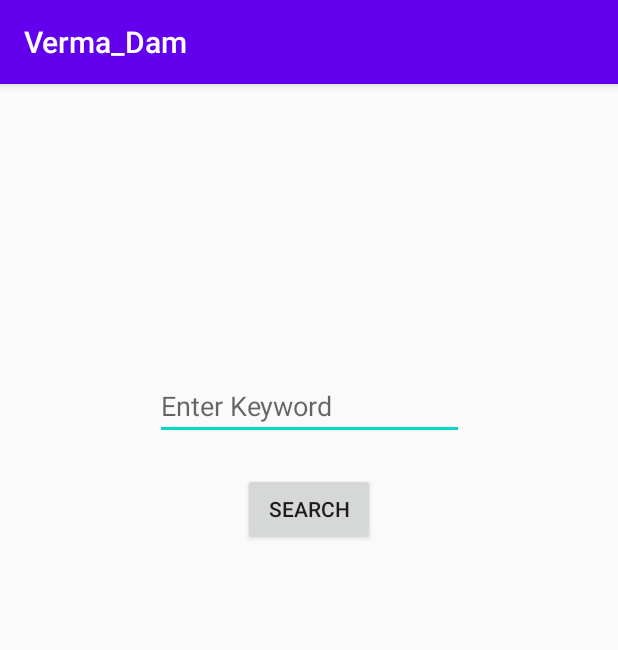
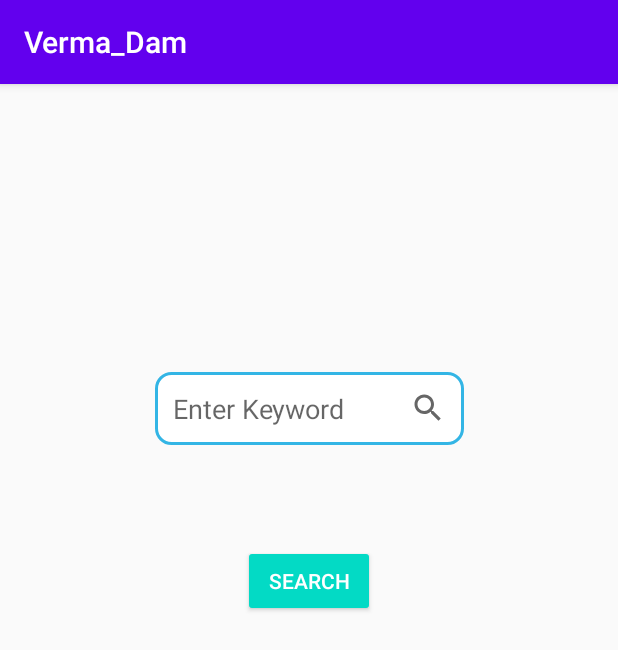
Before and after one commit to yogiduzit/comp3717-assignment1, an Android app: the screen it shows after launch (MainActivity), on a phone screen of 412 x 824 dp. Shown: the top 650 px of the screen. Run offline under Robolectric (Android 15) with nearby library versions, the phone set to English and light mode, and no system bars.

Commit message:
updated ui of main menu

```diff
--- a/app/src/main/java/com/example/verma_dam/MainActivity.java
+++ b/app/src/main/java/com/example/verma_dam/MainActivity.java
@@ -1,10 +1,15 @@
 package com.example.verma_dam;
 
 import androidx.appcompat.app.AppCompatActivity;
+import androidx.constraintlayout.widget.ConstraintLayout;
+import androidx.constraintlayout.widget.ConstraintSet;
+import androidx.constraintlayout.widget.Guideline;
 
 import android.content.Intent;
+import android.content.res.Configuration;
 import android.os.Bundle;
 import android.view.View;
+import android.widget.Button;
 import android.widget.EditText;
 
 public class MainActivity extends AppCompatActivity {
@@ -13,6 +18,22 @@ public class MainActivity extends AppCompatActivity {
     protected void onCreate(Bundle savedInstanceState) {
         super.onCreate(savedInstanceState);
         setContentView(R.layout.activity_main);
+        int orient = getResources().getConfiguration().orientation;
+
+        ConstraintLayout con = findViewById(R.id.main_constraint_layout);
+        Button search = findViewById(R.id.main_search_button);
+        Guideline vert40 = findViewById(R.id.vert40);
+        Guideline vert50 = findViewById(R.id.vert50);
+
+        ConstraintSet conSet = new ConstraintSet();
+        if (orient == Configuration.ORIENTATION_LANDSCAPE) {
+            conSet.clone(con);
+            conSet.connect(search.getId(), ConstraintSet.TOP, vert50.getId(), ConstraintSet.TOP, 0);
+        } else if (orient == Configuration.ORIENTATION_PORTRAIT) {
+            conSet.clone(con);
+            conSet.connect(search.getId(), ConstraintSet.TOP, vert40.getId(), ConstraintSet.TOP, 0);
+        }
+        conSet.applyTo(con);
     }
 
     public void onSearchClick(View v) {
--- a/app/src/main/java/com/example/verma_dam/NewsListActivity.java
+++ b/app/src/main/java/com/example/verma_dam/NewsListActivity.java
@@ -1,5 +1,6 @@
 package com.example.verma_dam;
 
+import androidx.annotation.NonNull;
 import androidx.appcompat.app.AppCompatActivity;
 
 import android.os.AsyncTask;
@@ -98,4 +99,14 @@ public class NewsListActivity extends AppCompatActivity {
         lv = findViewById(R.id.news_item_list);
         new GetNewsItems().execute();
     }
+
+    @Override
+    protected void onSaveInstanceState(Bundle outState) {
+        super.onSaveInstanceState(outState);
+    }
+
+    @Override
+    protected void onRestoreInstanceState(Bundle savedInstanceState) {
+        super.onRestoreInstanceState(savedInstanceState);
+    }
 }
--- /dev/null
+++ b/app/src/main/res/drawable/custom_input.xml
@@ -0,0 +1,17 @@
+<?xml version="1.0" encoding="utf-8"?>
+<selector xmlns:android="http://schemas.android.com/apk/res/android">
+    <item android:state_enabled="true" android:state_focused="true">
+        <shape android:shape="rectangle">
+            <solid android:color="@android:color/white"/>
+            <corners android:radius="10dp"/>
+            <stroke android:color="@android:color/holo_blue_light" android:width="2dp"/>
+        </shape>
+    </item>
+    <item android:state_enabled="true">
+        <shape android:shape="rectangle">
+            <solid android:color="@android:color/white"/>
+            <corners android:radius="10dp"/>
+            <stroke android:color="@android:color/darker_gray" android:width="2dp"/>
+        </shape>
+    </item>
+</selector>
--- /dev/null
+++ b/app/src/main/res/drawable/ic_baseline_search_24.xml
@@ -0,0 +1,10 @@
+<vector xmlns:android="http://schemas.android.com/apk/res/android"
+    android:width="24dp"
+    android:height="24dp"
+    android:viewportWidth="24"
+    android:viewportHeight="24"
+    android:tint="?attr/colorControlNormal">
+  <path
+      android:fillColor="@android:color/white"
+      android:pathData="M15.5,14h-0.79l-0.28,-0.27C15.41,12.59 16,11.11 16,9.5 16,5.91 13.09,3 9.5,3S3,5.91 3,9.5 5.91,16 9.5,16c1.61,0 3.09,-0.59 4.23,-1.57l0.27,0.28v0.79l5,4.99L20.49,19l-4.99,-5zM9.5,14C7.01,14 5,11.99 5,9.5S7.01,5 9.5,5 14,7.01 14,9.5 11.99,14 9.5,14z"/>
+</vector>
--- a/app/src/main/res/layout/activity_main.xml
+++ b/app/src/main/res/layout/activity_main.xml
@@ -4,7 +4,8 @@
     xmlns:tools="http://schemas.android.com/tools"
     android:layout_width="match_parent"
     android:layout_height="match_parent"
-    tools:context=".MainActivity">
+    tools:context=".MainActivity"
+    android:id="@+id/main_constraint_layout">
 
     <androidx.constraintlayout.widget.Guideline
         android:id="@+id/vert25"
@@ -12,12 +13,21 @@
         android:layout_height="wrap_content"
         android:orientation="horizontal"
         app:layout_constraintGuide_percent="0.25" />
+
+    <androidx.constraintlayout.widget.Guideline
+        android:id="@+id/vert50"
+        android:layout_width="wrap_content"
+        android:layout_height="wrap_content"
+        android:orientation="horizontal"
+        app:layout_constraintGuide_percent="0.5" />
+
     <androidx.constraintlayout.widget.Guideline
         android:id="@+id/vert40"
         android:layout_width="wrap_content"
         android:layout_height="wrap_content"
         android:orientation="horizontal"
-        app:layout_constraintGuide_percent="0.40"/>
+        app:layout_constraintGuide_percent="0.4" />
+
     <androidx.constraintlayout.widget.Guideline
         android:id="@+id/horz25"
         android:layout_width="wrap_content"
@@ -40,15 +50,20 @@
         android:inputType="text"
         app:layout_constraintLeft_toLeftOf="@id/horz25"
         app:layout_constraintRight_toRightOf="@id/horz75"
-        app:layout_constraintTop_toTopOf="@id/vert25" />
+        app:layout_constraintTop_toTopOf="@id/vert25"
+        android:drawableEnd="@drawable/ic_baseline_search_24"
+        android:drawablePadding="5dp"
+        android:background="@drawable/custom_input"
+        android:padding="12dp"/>
 
     <Button
+        android:id="@+id/main_search_button"
         android:layout_width="wrap_content"
         android:layout_height="wrap_content"
         android:text="@string/search"
         app:layout_constraintLeft_toLeftOf="parent"
         app:layout_constraintRight_toRightOf="parent"
-        app:layout_constraintBottom_toTopOf="@id/vert40"
-        android:onClick="onSearchClick"/>
+        android:onClick="onSearchClick"
+        style="@style/Widget.AppCompat.Button.Colored"/>
 
 </androidx.constraintlayout.widget.ConstraintLayout>
```
